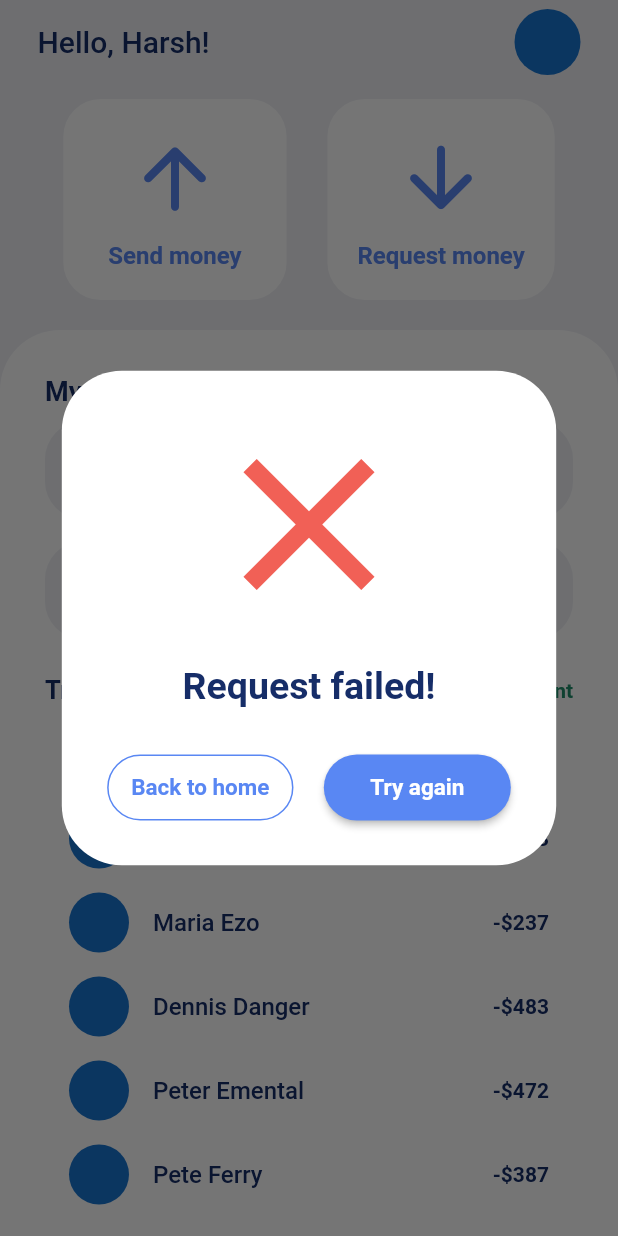
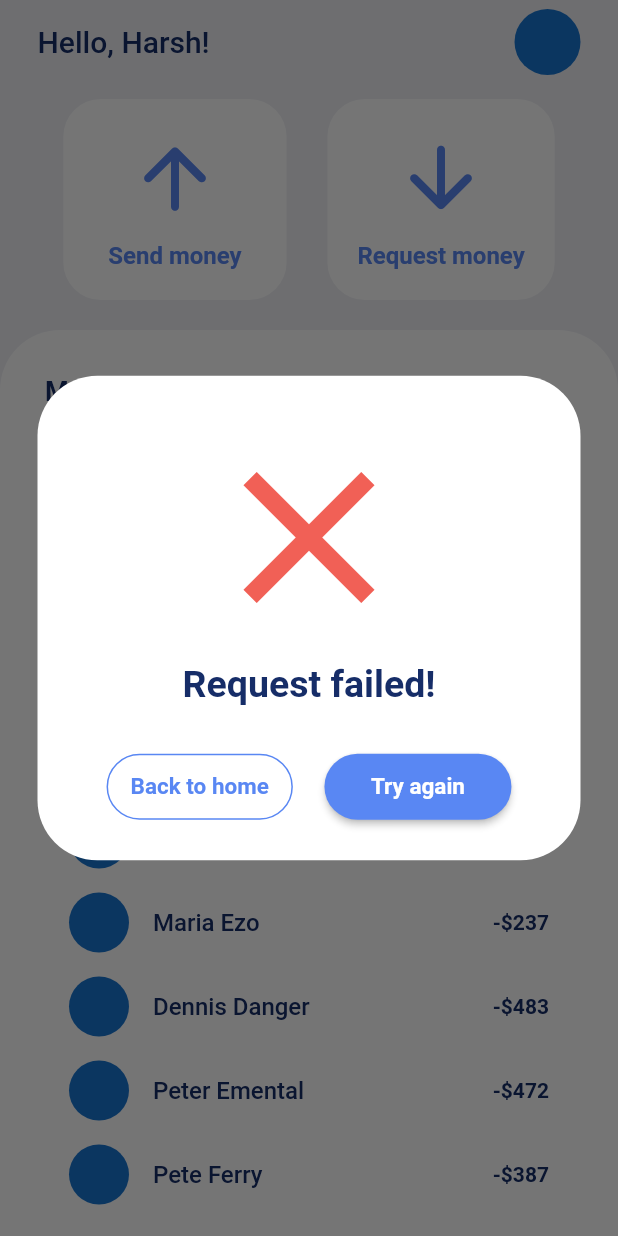
Before and after one commit to HarshHirapara/money_transfer_ui, a Flutter app: the HomeScreen screen opened directly, after a tap on "Request money", on a phone screen of 412 x 824 dp. Run offline on Flutter 3.47's test engine with Material 2 defaults, Android fonts, the phone set to English and light mode, and no system bars; our stand-ins replace get.

Commit message:
[implement] send money menu screen

```diff
--- a/lib/core/constant/colors.dart
+++ b/lib/core/constant/colors.dart
@@ -12,4 +12,5 @@ class CommonColors {
   static Color darkGreen = const Color(0xFF218d6b);
   static Color liteGreen = const Color(0xFF5ae2b3);
   static Color red = const Color(0xFFf16056);
+  static Color offWhite = const Color(0xFFd4d4d4);
 }
--- a/lib/core/constant/icons.dart
+++ b/lib/core/constant/icons.dart
@@ -12,4 +12,10 @@ class CommonIcon {
   //payment status
   static Icon paymentSuccess = const Icon(Icons.check);
   static Icon paymentFail = const Icon(Icons.close);
+  //send money menu
+  static Icon people = const Icon(Icons.people);
+  static Icon call = const Icon(Icons.call);
+  static Icon bank = const Icon(Icons.savings);
+  static Icon radioButtonOff = const Icon(Icons.radio_button_off_rounded);
+  static Icon radioButtonOn = const Icon(Icons.radio_button_on_rounded);
 }
--- a/lib/core/constant/string.dart
+++ b/lib/core/constant/string.dart
@@ -18,4 +18,9 @@ class CommonString {
   static String paymentSuccessful = 'Payment successful!';
   static String buttonBack = 'Back to home';
   static String buttonTryAgain = 'Try again';
+  //send money menu
+  static String sendMoneyScreenTitle = 'Send Money';
+  static String sendToContact = 'Send to contact';
+  static String sendToPhoneNumber = 'Send to phone number';
+  static String sendToBankAccount = 'Send to bank account';
 }
--- a/lib/module/screen/home_screen/home_screen.dart
+++ b/lib/module/screen/home_screen/home_screen.dart
@@ -1,9 +1,11 @@
 import 'package:flutter/material.dart';
+import 'package:get/get.dart';
 import 'package:money_transfer_ui/core/constant/colors.dart';
 import 'package:money_transfer_ui/core/constant/icons.dart';
 import 'package:money_transfer_ui/core/constant/string.dart';
 import 'package:money_transfer_ui/core/constant/users_details.dart';
-import 'package:money_transfer_ui/module/widget/common_card_and_transactions_history_card.dart';
+import 'package:money_transfer_ui/module/screen/send_money_menu_screen/send_money_menu_screen.dart';
+import 'package:money_transfer_ui/module/widget/common_transactions_history.dart';
 import 'package:money_transfer_ui/module/widget/common_payment_status_dialogbox.dart';
 import 'package:money_transfer_ui/module/widget/common_send_request_buttons.dart';
 import 'package:money_transfer_ui/module/widget/common_text.dart';
@@ -44,7 +46,9 @@ class HomeScreen extends StatelessWidget {
               child: Row(
                 mainAxisAlignment: MainAxisAlignment.spaceEvenly,
                 children: [
-                  CommonSendRequestButton(
+                  GestureDetector(
+                    onTap: () => Get.to(() => const SendMoneyMenu()),
+                    child: CommonSendRequestButton(
                       icon: CommonIcon.upwardArrow,
                       iconSize: 65,
                       iconColor: CommonColors.blue,
@@ -57,6 +61,7 @@ class HomeScreen extends StatelessWidget {
                       inSaidPaddingTop: 20,
                       inSaidPaddingBottom: 20,
                     ),
+                  ),
                   GestureDetector(
                     onTap: () => showDialog(
                       context: context,
@@ -64,6 +69,7 @@ class HomeScreen extends StatelessWidget {
                         statusIcon: CommonIcon.paymentFail,
                         message: CommonString.paymentRequestFail,
                         mainButtonName: CommonString.buttonTryAgain,
+                        iconColors: CommonColors.red,
                         leftPadding: 15,
                         rightPadding: 15,
                       ),
--- a/lib/module/screen/login_screen/login_screen.dart
+++ b/lib/module/screen/login_screen/login_screen.dart
@@ -3,7 +3,7 @@ import 'package:money_transfer_ui/core/constant/colors.dart';
 import 'package:money_transfer_ui/core/constant/icons.dart';
 import 'package:money_transfer_ui/core/constant/images.dart';
 import 'package:money_transfer_ui/core/constant/string.dart';
-import 'package:money_transfer_ui/module/widget/common_keybord.dart';
+import 'package:money_transfer_ui/module/widget/common_keyboard.dart';
 import 'package:money_transfer_ui/module/widget/common_text.dart';
 
 class LoginScreen extends StatefulWidget {
--- a/lib/module/widget/common_buttons.dart
+++ b/lib/module/widget/common_buttons.dart
@@ -1,6 +1,5 @@
 import 'package:flutter/material.dart';
 import 'package:get/get.dart';
-import 'package:get/get_navigation/get_navigation.dart';
 import 'package:money_transfer_ui/module/widget/common_text.dart';
 import '../../core/constant/colors.dart';
 
--- a/lib/module/widget/common_payment_status_dialogbox.dart
+++ b/lib/module/widget/common_payment_status_dialogbox.dart
@@ -1,5 +1,4 @@
 import 'package:flutter/material.dart';
-import 'package:flutter_screenutil/flutter_screenutil.dart';
 import 'package:money_transfer_ui/core/constant/colors.dart';
 import 'package:money_transfer_ui/core/constant/string.dart';
 import 'package:money_transfer_ui/module/widget/common_buttons.dart';
@@ -11,12 +10,14 @@ class CommonPaymentStatusDialogBox extends StatelessWidget {
     required this.statusIcon,
     required this.message,
     required this.mainButtonName,
+    required this.iconColors,
     this.leftPadding,
     this.rightPadding,
   });
   final Icon statusIcon;
   final String message;
   final String mainButtonName;
+  final Color iconColors;
   final double? leftPadding;
   final double? rightPadding;
   @override
@@ -24,10 +25,9 @@ class CommonPaymentStatusDialogBox extends StatelessWidget {
     return Column(
       mainAxisAlignment: MainAxisAlignment.center,
       children: [
-        ScreenUtilInit(
+        Padding(
+          padding: const EdgeInsets.only(left: 25, right: 25),
           child: Container(
-            height: 0.4.sh,
-            width: 0.8.sw,
             decoration: BoxDecoration(
               borderRadius: const BorderRadius.all(
                 Radius.circular(40),
@@ -35,17 +35,19 @@ class CommonPaymentStatusDialogBox extends StatelessWidget {
               color: CommonColors.white,
             ),
             child: Padding(
-              padding: const EdgeInsets.all(10),
+              padding: const EdgeInsets.all(25),
               child: Column(
-                mainAxisAlignment: MainAxisAlignment.spaceEvenly,
                 children: [
-                  Icon(
-                    statusIcon.icon,
-                    size: 150,
-                    color: CommonColors.red,
+                  Padding(
+                    padding: const EdgeInsets.all(8.0),
+                    child: Icon(
+                      statusIcon.icon,
+                      size: 150,
+                      color: iconColors,
+                    ),
                   ),
                   Padding(
-                    padding: EdgeInsets.only(bottom: 10.sp),
+                    padding: const EdgeInsets.only(bottom: 30),
                     child: Material(
                       color: CommonColors.white,
                       child: CommonText(
```
Also changed, not shown: lib/core/getx_property/getx_property.dart (added, +7 -0 lines), lib/module/screen/send_money_menu_screen/send_money_menu_screen.dart (added, +104 -0 lines), lib/module/widget/common_button.dart (deleted, +0 -13 lines), lib/module/widget/common_send_money_type_option.dart (added, +55 -0 lines), lib/module/widget/common_keyboard.dart (renamed from lib/module/widget/common_keybord.dart), lib/module/widget/common_transactions_history.dart (renamed from lib/module/widget/common_card_and_transactions_history_card.dart). Lines whose indentation alone changed are shown as unchanged.
